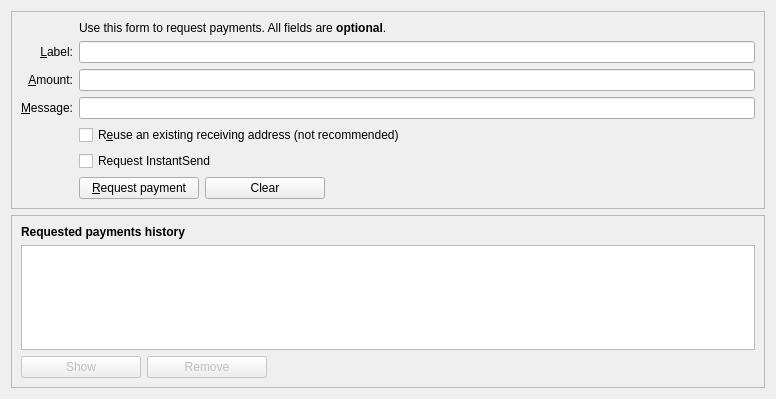
The window that src/qt/forms/receivecoinsdialog.ui (UlordChain/UlordChain) describes before a commit, drawn with Qt 5.
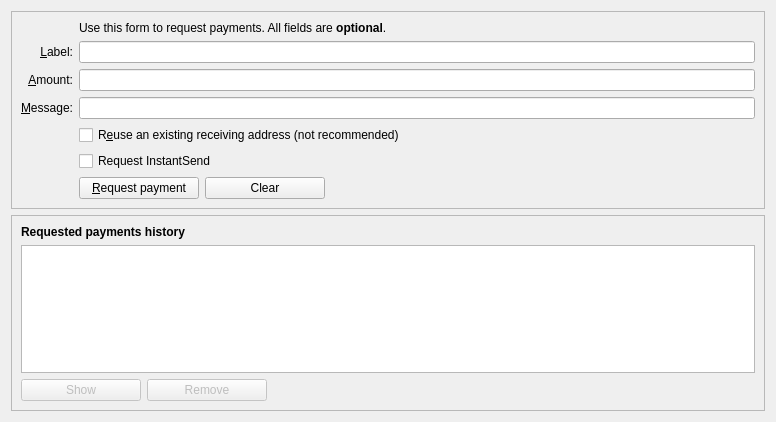
The same window after the commit. Custom widgets are drawn as their Qt base class.

The edit to the form file:
```diff
--- a/src/qt/forms/receivecoinsdialog.ui
+++ b/src/qt/forms/receivecoinsdialog.ui
@@ -7,7 +7,7 @@
     <x>0</x>
     <y>0</y>
     <width>776</width>
-    <height>399</height>
+    <height>422</height>
    </rect>
   </property>
   <layout class="QVBoxLayout" name="verticalLayout" stretch="0,0,0">
```
Left out of the diff: 6 changed lines with no effect on the pictures.
